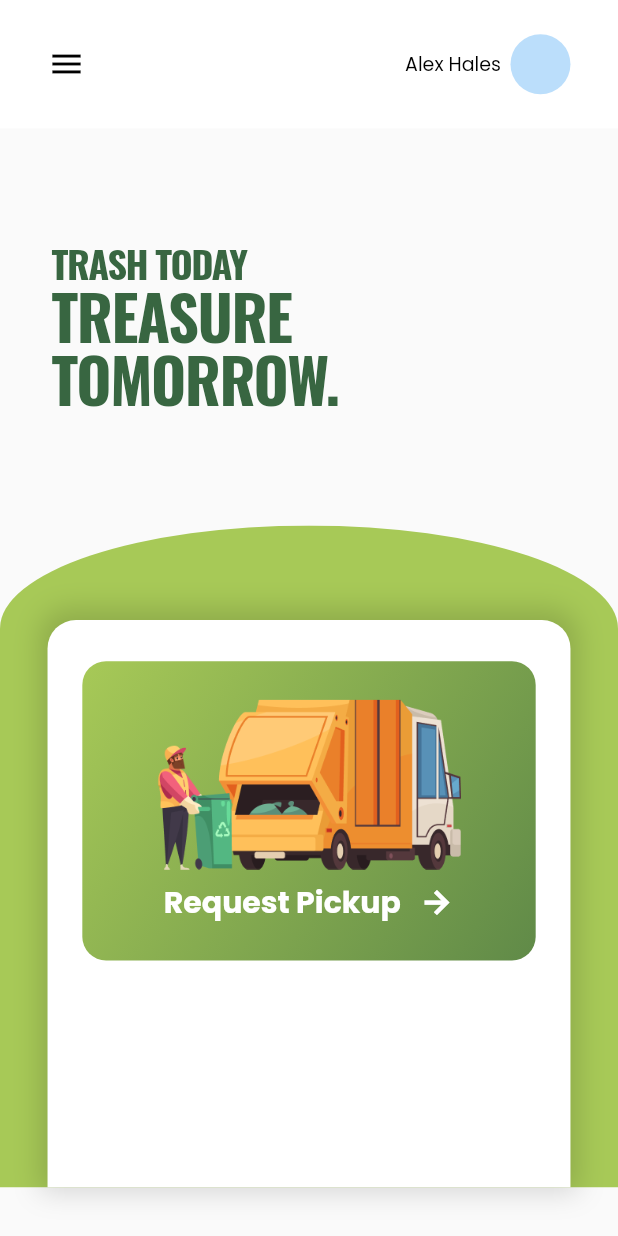
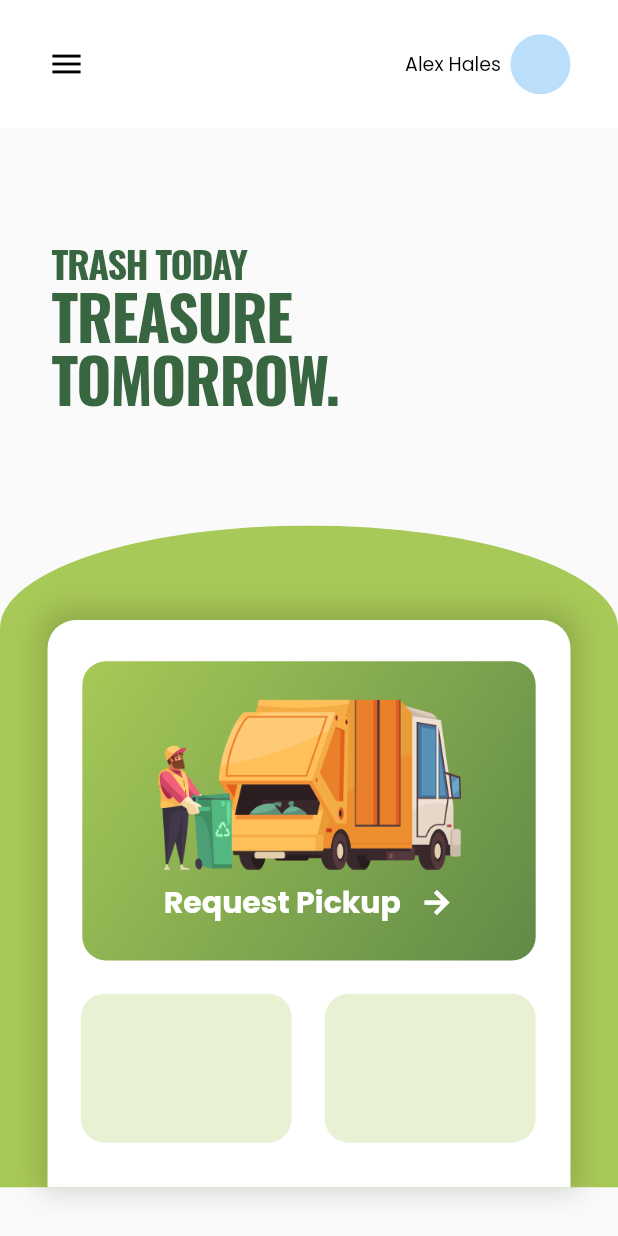
Before and after one commit to DarkFalc0n/ecell_nitb_hack2k23__Generic-FTP, a Flutter app: the screen it shows after launch, on a phone screen of 412 x 824 dp. Run offline on Flutter 3.47's test engine with Material 2 defaults, Android fonts, the light colour scheme and no system bars; our stand-ins replace flutter_screenutil, google_fonts.

Commit message:
added new buttons to home screen

```diff
--- a/lib/pages/home/home.dart
+++ b/lib/pages/home/home.dart
@@ -189,7 +189,38 @@ class HomePage extends StatelessWidget {
                         ),
                       ),
                       Row(
-                        children: [],
+                        children: [
+                          Padding(
+                            padding: EdgeInsets.all(21.w),
+                            child: Container(
+                              decoration: BoxDecoration(
+                                borderRadius: BorderRadius.all(
+                                  Radius.circular(15.r),
+                                ),
+                                color: const Color(0xFFE9F1D5),
+                              ),
+                              height: 83.5.h,
+                              width: 133.w,
+                            ),
+                          ),
+                          Padding(
+                            padding: EdgeInsets.only(
+                              top: 21.w,
+                              right: 0.0,
+                              bottom: 21.w,
+                            ),
+                            child: Container(
+                              decoration: BoxDecoration(
+                                borderRadius: BorderRadius.all(
+                                  Radius.circular(15.r),
+                                ),
+                                color: const Color(0xFFE9F1D5),
+                              ),
+                              height: 83.5.h,
+                              width: 133.w,
+                            ),
+                          )
+                        ],
                       )
                     ],
                   ),
```
